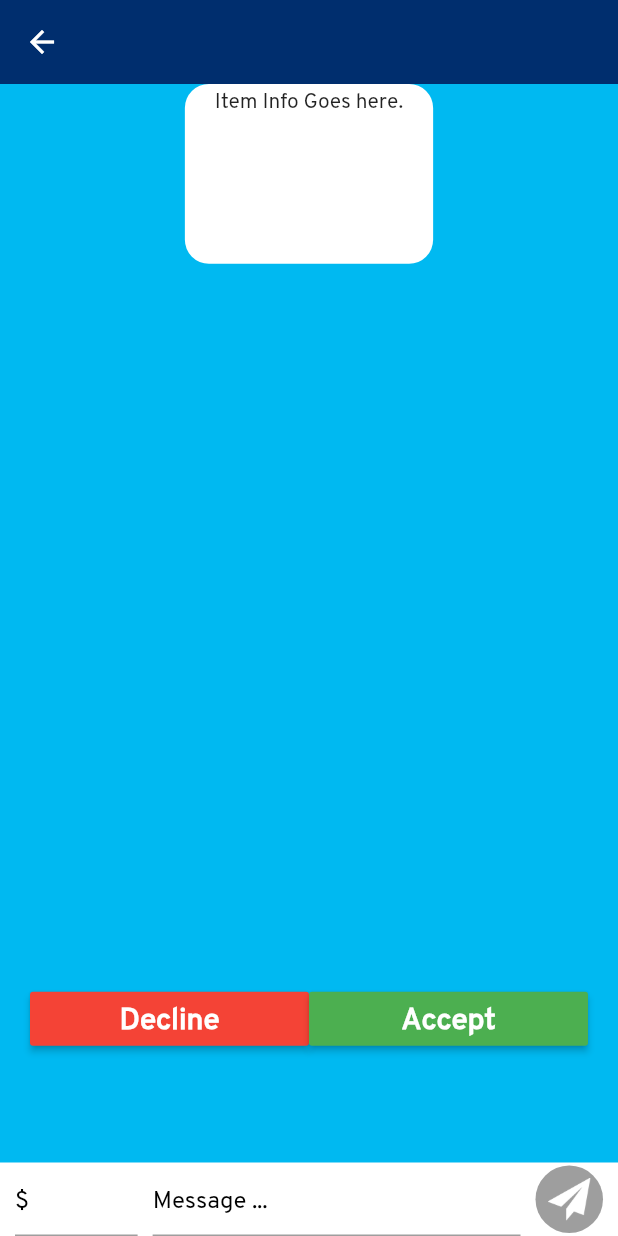
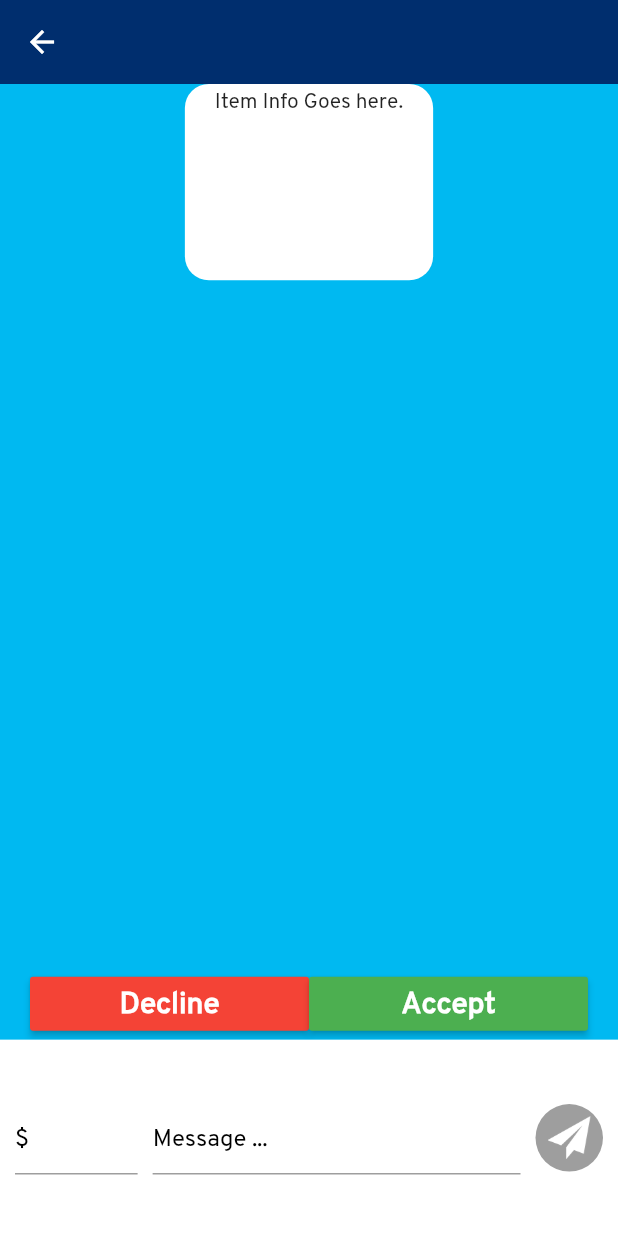
Before and after one commit to Tian372/flutter-offer-app, a Flutter app: the Chat screen opened directly with empty values, on a phone screen of 412 x 824 dp. Run offline on Flutter 3.47's test engine with Material 2 defaults, Android fonts, the phone set to English and light mode, and no system bars; our stand-ins replace cloud_firestore, firebase_auth, google_sign_in, shared_preferences; missing offline and left inert: grouped_buttons; accounts and stored records are empty; network calls fail.

Commit message:
checkpoint 1

```diff
--- a/lib/views/chat.dart
+++ b/lib/views/chat.dart
@@ -36,7 +36,11 @@ class _ChatState extends State<Chat> {
             print(_latestAmount);
             return Text(
               "Latest Offer: \$$_latestAmount",
-              style: TextStyle(fontStyle: FontStyle.italic, fontSize: 20, fontWeight: FontWeight.bold,fontFamily: 'Sriracha'),
+              style: TextStyle(
+                  fontStyle: FontStyle.italic,
+                  fontSize: 20,
+                  fontWeight: FontWeight.bold,
+                  fontFamily: 'Sriracha'),
             );
           } else {
             return Text("");
@@ -120,11 +124,8 @@ class _ChatState extends State<Chat> {
                 child: Text('Item Info Goes here.'),
               ),
             ),
-            Expanded(flex: 8, child: chatMessages()),
-            Expanded(
-                flex: 2,
-                child: Column(
-                  children: [
+            Expanded(flex: 6, child: chatMessages()),
+            Expanded(flex:1, child: Container(child: priceTag()),),
             Container(
                 padding:
                 EdgeInsets.symmetric(horizontal: 20, vertical: 0),
@@ -168,14 +169,11 @@ class _ChatState extends State<Chat> {
                         ))
                   ],
                 )),
-                    Container(child: priceTag()),
-                  ],
-                )),
-          ],
-        ),
-      ),
-      bottomNavigationBar: Container(
-        padding: EdgeInsets.symmetric(horizontal: 10, vertical: 0),
+            Expanded(
+                flex: 2,
+                child:Container(
+                  padding:
+                  EdgeInsets.symmetric(horizontal: 10, vertical: 0),
                   color: boxColor,
                   child: Row(
                     children: [
@@ -232,6 +230,10 @@ class _ChatState extends State<Chat> {
                     ],
                   ),
                 ),
+            ),
+          ],
+        ),
+      ),
     );
   }
 }
--- a/lib/views/payment.dart
+++ b/lib/views/payment.dart
@@ -48,9 +48,6 @@ class _PaymentState extends State<Payment> {
     );
   }
 
-  @override
-  void initState() {}
-
   Widget paymentMethod() {
     return RadioButtonGroup(labels: <String>[
       "Payment 1",
```
Also changed, not shown: 1 other file. Lines whose indentation alone changed are shown as unchanged.
